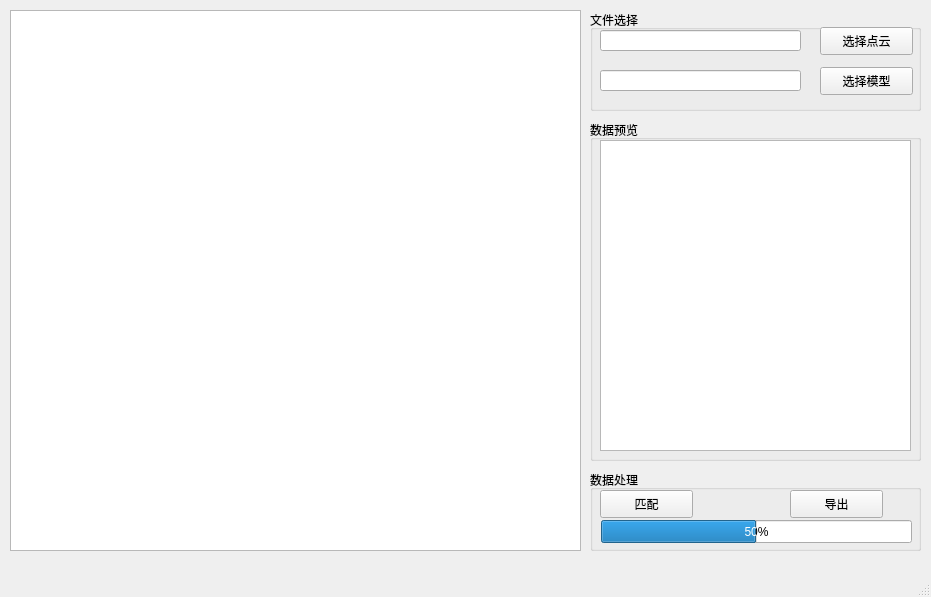
This is mainwindow.ui in xiamidanjuan/PointCloudMatching as Qt 5 draws it before an edit. The edited form follows.
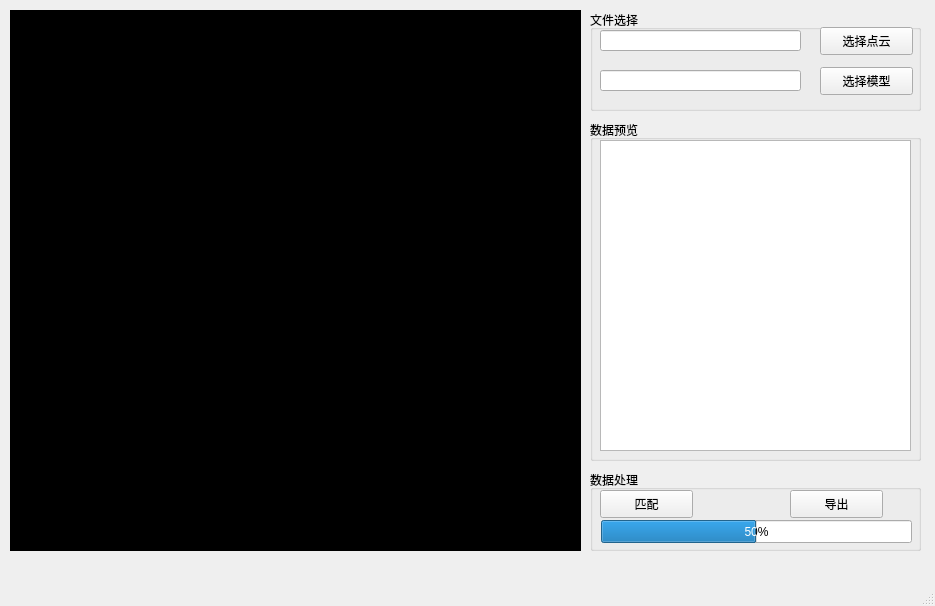
This is the edited form.

Diff of the .ui file:
```diff
--- a/mainwindow.ui
+++ b/mainwindow.ui
@@ -6,8 +6,8 @@
    <rect>
     <x>0</x>
     <y>0</y>
-    <width>931</width>
-    <height>597</height>
+    <width>935</width>
+    <height>606</height>
    </rect>
   </property>
   <property name="windowTitle">
@@ -23,6 +23,97 @@
       <height>541</height>
      </rect>
     </property>
+    <property name="palette">
+     <palette>
+      <active>
+       <colorrole role="Button">
+        <brush brushstyle="SolidPattern">
+         <color alpha="255">
+          <red>0</red>
+          <green>0</green>
+          <blue>0</blue>
+         </color>
+        </brush>
+       </colorrole>
+       <colorrole role="Base">
+        <brush brushstyle="SolidPattern">
+         <color alpha="255">
+          <red>0</red>
+          <green>0</green>
+          <blue>0</blue>
+         </color>
+        </brush>
+       </colorrole>
+       <colorrole role="Window">
+        <brush brushstyle="SolidPattern">
+         <color alpha="255">
+          <red>0</red>
+          <green>0</green>
+          <blue>0</blue>
+         </color>
+        </brush>
+       </colorrole>
+      </active>
+      <inactive>
+       <colorrole role="Button">
+        <brush brushstyle="SolidPattern">
+         <color alpha="255">
+          <red>0</red>
+          <green>0</green>
+          <blue>0</blue>
+         </color>
+        </brush>
+       </colorrole>
+       <colorrole role="Base">
+        <brush brushstyle="SolidPattern">
+         <color alpha="255">
+          <red>0</red>
+          <green>0</green>
+          <blue>0</blue>
+         </color>
+        </brush>
+       </colorrole>
+       <colorrole role="Window">
+        <brush brushstyle="SolidPattern">
+         <color alpha="255">
+          <red>0</red>
+          <green>0</green>
+          <blue>0</blue>
+         </color>
+        </brush>
+       </colorrole>
+      </inactive>
+      <disabled>
+       <colorrole role="Button">
+        <brush brushstyle="SolidPattern">
+         <color alpha="255">
+          <red>0</red>
+          <green>0</green>
+          <blue>0</blue>
+         </color>
+        </brush>
+       </colorrole>
+       <colorrole role="Base">
+        <brush brushstyle="SolidPattern">
+         <color alpha="255">
+          <red>0</red>
+          <green>0</green>
+          <blue>0</blue>
+         </color>
+        </brush>
+       </colorrole>
+       <colorrole role="Window">
+        <brush brushstyle="SolidPattern">
+         <color alpha="255">
+          <red>0</red>
+          <green>0</green>
+          <blue>0</blue>
+         </color>
+        </brush>
+       </colorrole>
+      </disabled>
+     </palette>
+    </property>
    </widget>
    <widget class="QGroupBox" name="groupBox">
     <property name="geometry">
```
Left out of the diff: 4 changed lines with no effect on the pictures.
